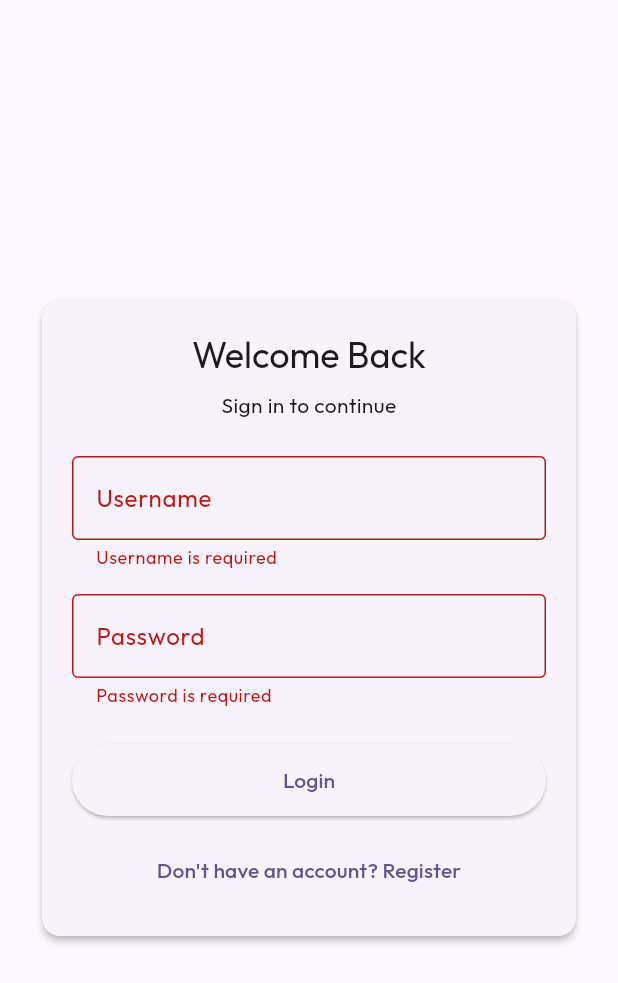
After one commit to techwithsam/dart_frog_full_course_tutorial, a Flutter app: the screen it shows after launch, after a tap on "Login", on a phone screen of 412 x 824 dp. The commit adds this screen. Shown: the top 983 px of the screen. Run offline on Flutter 3.47's test engine with Material 3 defaults, Android fonts, the phone set to English and light mode, and no system bars; our stand-ins replace dio, flutter_riverpod, flutter_secure_storage, google_fonts; network calls fail.

Commit message:
feat: Implement authentication flow with login, registration, and logout functionality; integrate secure storage for tokens

```diff
--- a/flutter_todo_dart_frog/lib/main.dart
+++ b/flutter_todo_dart_frog/lib/main.dart
@@ -2,7 +2,7 @@ import 'package:flutter/material.dart';
 import 'package:flutter_riverpod/flutter_riverpod.dart';
 import 'package:google_fonts/google_fonts.dart';
 
-import 'home.dart';
+import 'screens/auth_gate.dart';
 
 void main() {
   runApp(const ProviderScope(child: MyApp()));
@@ -32,7 +32,7 @@ class MyApp extends StatelessWidget {
         ),
         textTheme: GoogleFonts.outfitTextTheme(ThemeData.dark().textTheme),
       ),
-      home: const TodoListScreen(),
+      home: const AuthGate(),
     );
   }
 }
--- /dev/null
+++ b/flutter_todo_dart_frog/lib/providers/auth_provider.dart
@@ -0,0 +1,127 @@
+import 'package:flutter_riverpod/flutter_riverpod.dart';
+import 'package:flutter_secure_storage/flutter_secure_storage.dart';
+
+import '../services/auth_service.dart';
+
+const _tokenKey = 'auth_token';
+
+class AuthState {
+  final String? token;
+  final bool isLoading;
+  final bool isInitialized;
+  final String? errorMessage;
+
+  const AuthState({
+    this.token,
+    this.isLoading = false,
+    this.isInitialized = false,
+    this.errorMessage,
+  });
+
+  bool get isAuthenticated => token != null && token!.isNotEmpty;
+
+  AuthState copyWith({
+    String? token,
+    bool? isLoading,
+    bool? isInitialized,
+    String? errorMessage,
+  }) {
+    return AuthState(
+      token: token ?? this.token,
+      isLoading: isLoading ?? this.isLoading,
+      isInitialized: isInitialized ?? this.isInitialized,
+      errorMessage: errorMessage,
+    );
+  }
+}
+
+final secureStorageProvider = Provider((ref) => const FlutterSecureStorage());
+
+final authServiceProvider = Provider<AuthService>((ref) {
+  return AuthService();
+});
+
+final authProvider = NotifierProvider<AuthController, AuthState>(
+  AuthController.new,
+);
+
+class AuthController extends Notifier<AuthState> {
+  @override
+  AuthState build() {
+    _loadToken();
+    return const AuthState(isLoading: true, isInitialized: false);
+  }
+
+  Future<void> _loadToken() async {
+    final storage = ref.read(secureStorageProvider);
+    final token = await storage.read(key: _tokenKey);
+    state = state.copyWith(
+      token: token,
+      isLoading: false,
+      isInitialized: true,
+      errorMessage: null,
+    );
+  }
+
+  Future<void> login({
+    required String username,
+    required String password,
+  }) async {
+    state = state.copyWith(isLoading: true, errorMessage: null);
+    try {
+      final token = await ref
+          .read(authServiceProvider)
+          .login(username: username, password: password);
+      final storage = ref.read(secureStorageProvider);
+      await storage.write(key: _tokenKey, value: token);
+      state = state.copyWith(
+        token: token,
+        isLoading: false,
+        isInitialized: true,
+        errorMessage: null,
+      );
+    } catch (e) {
+      state = state.copyWith(
+        isLoading: false,
+        errorMessage: 'Login failed. Please check your credentials.',
+      );
+      rethrow;
+    }
+  }
+
+  Future<void> register({
+    required String username,
+    required String password,
+  }) async {
+    state = state.copyWith(isLoading: true, errorMessage: null);
+    try {
+      await ref
+          .read(authServiceProvider)
+          .register(username: username, password: password);
+      await login(username: username, password: password);
+    } catch (e) {
+      state = state.copyWith(
+        isLoading: false,
+        errorMessage: 'Registration failed. Try a different username.',
+      );
+      rethrow;
+    }
+  }
+
+  Future<void> logout() async {
+    state = state.copyWith(isLoading: true);
+    try {
+      final storage = ref.read(secureStorageProvider);
+      await storage.delete(key: _tokenKey);
+      state = const AuthState(
+        token: null,
+        isLoading: false,
+        isInitialized: true,
+        errorMessage: null,
+      );
+    } catch (e) {
+      state = state.copyWith(isLoading: false);
+      rethrow;
+    }
+  }
+}
--- /dev/null
+++ b/flutter_todo_dart_frog/lib/screens/auth_gate.dart
@@ -0,0 +1,25 @@
+import 'package:flutter/material.dart';
+import 'package:flutter_riverpod/flutter_riverpod.dart';
+
+import '../home.dart';
+import '../providers/auth_provider.dart';
+import 'login_screen.dart';
+
+class AuthGate extends ConsumerWidget {
+  const AuthGate({super.key});
+
+  @override
+  Widget build(BuildContext context, WidgetRef ref) {
+    final authState = ref.watch(authProvider);
+
+    if (!authState.isInitialized) {
+      return const Scaffold(body: Center(child: CircularProgressIndicator()));
+    }
+
+    if (!authState.isAuthenticated) {
+      return const LoginScreen();
+    }
+
+    return const TodoListScreen();
+  }
+}
--- /dev/null
+++ b/flutter_todo_dart_frog/lib/screens/login_screen.dart
@@ -0,0 +1,154 @@
+import 'package:flutter/material.dart';
+import 'package:flutter_riverpod/flutter_riverpod.dart';
+
+import '../providers/auth_provider.dart';
+import 'register_screen.dart';
+
+class LoginScreen extends ConsumerStatefulWidget {
+  const LoginScreen({super.key});
+
+  @override
+  ConsumerState<LoginScreen> createState() => _LoginScreenState();
+}
+
+class _LoginScreenState extends ConsumerState<LoginScreen> {
+  final _formKey = GlobalKey<FormState>();
+  final _usernameController = TextEditingController();
+  final _passwordController = TextEditingController();
+
+  @override
+  void dispose() {
+    _usernameController.dispose();
+    _passwordController.dispose();
+    super.dispose();
+  }
+
+  Future<void> _submit() async {
+    if (!_formKey.currentState!.validate()) {
+      return;
+    }
+
+    final username = _usernameController.text.trim();
+    final password = _passwordController.text.trim();
+
+    try {
+      await ref
+          .read(authProvider.notifier)
+          .login(username: username, password: password);
+    } catch (_) {
+      if (!mounted) return;
+      ScaffoldMessenger.of(context).showSnackBar(
+        const SnackBar(content: Text('Login failed. Please try again.')),
+      );
+    }
+  }
+
+  @override
+  Widget build(BuildContext context) {
+    final authState = ref.watch(authProvider);
+
+    return Scaffold(
+      body: SafeArea(
+        child: Center(
+          child: SingleChildScrollView(
+            padding: const EdgeInsets.symmetric(horizontal: 24, vertical: 16),
+            child: Card(
+              elevation: 2,
+              child: Padding(
+                padding: const EdgeInsets.all(20),
+                child: Form(
+                  key: _formKey,
+                  child: Column(
+                    mainAxisSize: MainAxisSize.min,
+                    crossAxisAlignment: CrossAxisAlignment.stretch,
+                    children: [
+                      Text(
+                        'Welcome Back',
+                        style: Theme.of(context).textTheme.headlineSmall,
+                        textAlign: TextAlign.center,
+                      ),
+                      const SizedBox(height: 8),
+                      Text(
+                        'Sign in to continue',
+                        style: Theme.of(context).textTheme.bodyMedium,
+                        textAlign: TextAlign.center,
+                      ),
+                      const SizedBox(height: 24),
+                      TextFormField(
+                        controller: _usernameController,
+                        decoration: const InputDecoration(
+                          labelText: 'Username',
+                          border: OutlineInputBorder(),
+                        ),
+                        textInputAction: TextInputAction.next,
+                        validator: (value) {
+                          if (value == null || value.trim().isEmpty) {
+                            return 'Username is required';
+                          }
+                          return null;
+                        },
+                      ),
+                      const SizedBox(height: 16),
+                      TextFormField(
+                        controller: _passwordController,
+                        decoration: const InputDecoration(
+                          labelText: 'Password',
+                          border: OutlineInputBorder(),
+                        ),
+                        obscureText: true,
+                        textInputAction: TextInputAction.done,
+                        onFieldSubmitted: (_) => _submit(),
+                        validator: (value) {
+                          if (value == null || value.trim().isEmpty) {
+                            return 'Password is required';
+                          }
+                          return null;
+                        },
+                      ),
+                      const SizedBox(height: 16),
+                      if (authState.errorMessage != null)
+                        Text(
+                          authState.errorMessage!,
+                          style: TextStyle(
+                            color: Theme.of(context).colorScheme.error,
+                          ),
+                          textAlign: TextAlign.center,
+                        ),
+                      const SizedBox(height: 8),
+                      ElevatedButton(
+                        onPressed: authState.isLoading ? null : _submit,
+                        style: ElevatedButton.styleFrom(
+                          padding: const EdgeInsets.symmetric(vertical: 14),
+                        ),
+                        child: authState.isLoading
+                            ? const SizedBox(
+                                height: 18,
+                                width: 18,
+                                child: CircularProgressIndicator(
+                                  strokeWidth: 2,
+                                ),
+                              )
+                            : const Text('Login'),
+                      ),
+                      const SizedBox(height: 12),
+                      TextButton(
+                        onPressed: () {
+                          Navigator.of(context).push(
+                            MaterialPageRoute(
+                              builder: (_) => const RegisterScreen(),
+                            ),
+                          );
+                        },
+                        child: const Text("Don't have an account? Register"),
+                      ),
+                    ],
+                  ),
+                ),
+              ),
+            ),
+          ),
+        ),
+      ),
+    );
+  }
+}
--- /dev/null
+++ b/flutter_todo_dart_frog/lib/services/auth_service.dart
@@ -0,0 +1,44 @@
+import 'package:dio/dio.dart';
+
+class AuthService {
+  final Dio _dio;
+
+  AuthService({Dio? dio})
+    : _dio =
+          dio ??
+          Dio(
+            BaseOptions(
+              baseUrl:
+                  "https://my-project-1lg5ivc-samuel-adekunle-techwithsam.globeapp.dev",
+              connectTimeout: const Duration(seconds: 5),
+              receiveTimeout: const Duration(seconds: 5),
+              headers: {'Content-Type': 'application/json'},
+            ),
+          );
+
+  Future<String> login({
+    required String username,
+    required String password,
+  }) async {
+    final response = await _dio.post(
+      '/auth/login',
+      data: {'username': username, 'password': password},
+    );
+    final data = response.data as Map<String, dynamic>;
+    final token = data['token'] as String?;
+    if (token == null || token.isEmpty) {
+      throw Exception('Invalid token response');
+    }
+    return token;
+  }
+
+  Future<void> register({
+    required String username,
+    required String password,
+  }) async {
+    await _dio.post(
+      '/auth/register',
+      data: {'username': username, 'password': password},
+    );
+  }
+}
--- a/flutter_todo_dart_frog/pubspec.yaml
+++ b/flutter_todo_dart_frog/pubspec.yaml
@@ -2,7 +2,7 @@ name: flutter_todo_dart_frog
 description: "A new Flutter project."
 # The following line prevents the package from being accidentally published to
 # pub.dev using `flutter pub publish`. This is preferred for private packages.
-publish_to: 'none' # Remove this line if you wish to publish to pub.dev
+publish_to: "none" # Remove this line if you wish to publish to pub.dev
 
 # The following defines the version and build number for your application.
 # A version number is three numbers separated by dots, like 1.2.43
@@ -38,6 +38,7 @@ dependencies:
   uuid: ^4.5.2
   dio: ^5.9.0
   google_fonts: ^7.0.2
+  flutter_secure_storage: ^9.2.4
 
 dev_dependencies:
   flutter_test:
@@ -55,7 +56,6 @@ dev_dependencies:
 
 # The following section is specific to Flutter packages.
 flutter:
-
   # The following line ensures that the Material Icons font is
   # included with your application, so that you can use the icons in
   # the material Icons class.
--- a/lib/src/constant.dart
+++ b/lib/src/constant.dart
@@ -1 +1,2 @@
+/// Constant value for JWT secret key
 const jwtSecret = 'super_secret_key_12345';
```
Also changed, not shown: flutter_todo_dart_frog/lib/home.dart (+7 -1 lines), flutter_todo_dart_frog/lib/providers/todo_provider.dart (+6 -1 lines), flutter_todo_dart_frog/lib/screens/register_screen.dart (added, +137 -0 lines), flutter_todo_dart_frog/lib/services/api_service.dart (+16 -11 lines), 7 other files.
